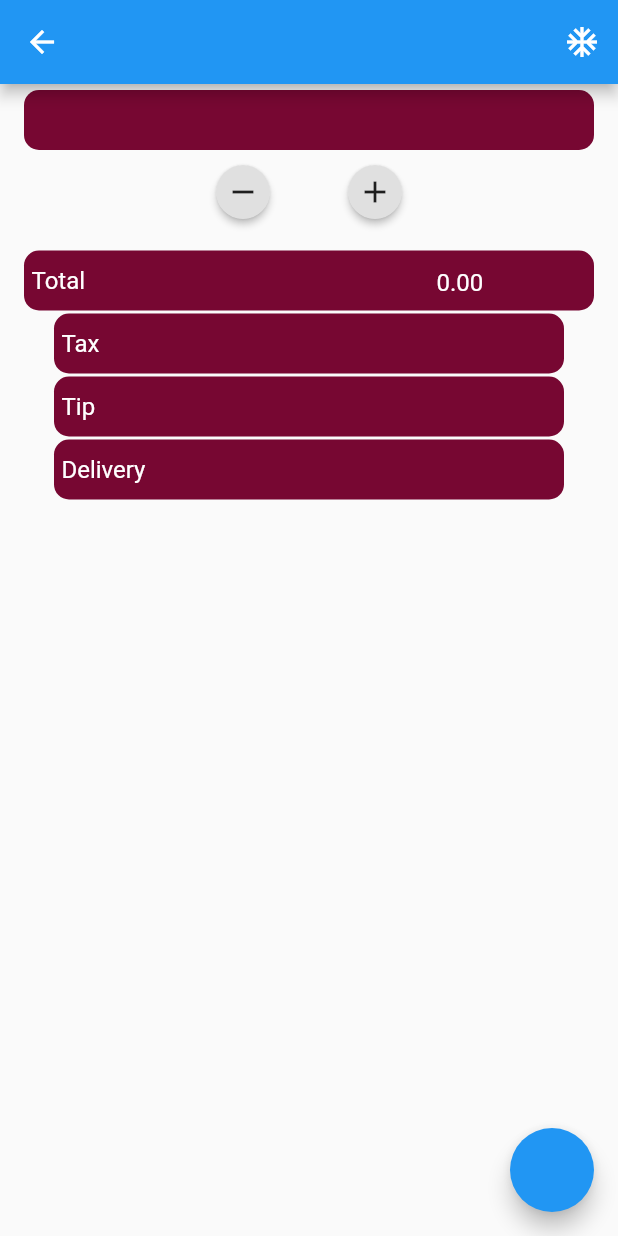
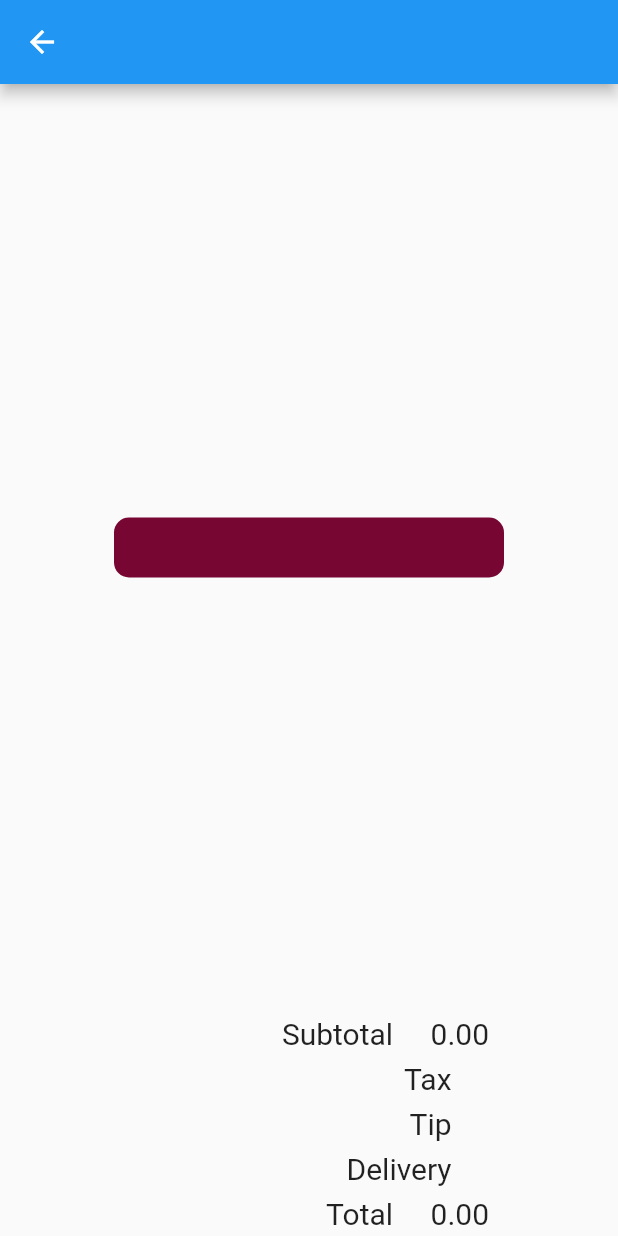
Before and after one commit to RobertKats/BreadSlice, a Flutter app: the MyForum screen opened by its route, after a tap on the "ac unit" icon, on a phone screen of 412 x 824 dp. Run offline on Flutter 3.47's test engine with Material 2 defaults, Android fonts, the phone set to English and light mode, and no system bars.

Commit message:
created new page

```diff
--- a/lib/main.dart
+++ b/lib/main.dart
@@ -3,6 +3,8 @@ import 'package:flutter/material.dart';
 import 'package:breadslice/Design.dart';
 import 'package:breadslice/testingPage.dart';
 import 'package:breadslice/myForum.dart';
+import 'package:breadslice/summary.dart';
+
 
 void main() => runApp(MyApp());
 
@@ -11,11 +13,13 @@ class MyApp extends StatelessWidget {
     '/': (BuildContext context) => new Router(),
     '/Design': (BuildContext context) => new Design(),
     '/forum': (BuildContext context) => new MyForum(),
+    '/summary': (BuildContext context) => new Summary(),
   };
   // This widget is the root of your application.
   @override
   Widget build(BuildContext context) {
       return MaterialApp(
+          debugShowCheckedModeBanner: false,
           routes: routes,
           title: 'IOU',
           //theme: ThemeData(
--- a/lib/myForum.dart
+++ b/lib/myForum.dart
@@ -1,7 +1,9 @@
 import 'package:breadslice/widgets/TotalField.dart';
+import 'package:breadslice/widgets/userSummary.dart';
 import 'package:flutter/material.dart';
 import 'package:breadslice/widgets/itemField.dart';
 import 'package:breadslice/widgets/userField.dart';
+import 'package:breadslice/summary.dart';
 
 
 class UserData{
@@ -19,6 +21,7 @@ class TotalData{
     TextEditingController tax = new TextEditingController();
     TextEditingController tip = new TextEditingController();
     TextEditingController delivery = new TextEditingController();
+    String subTotal;
 }
 
 class MyForum extends StatefulWidget{
@@ -30,13 +33,16 @@ class MyForumState extends State<MyForum>{
 
   List<ItemData> itemList = new List<ItemData>();
   TotalData totalData = new TotalData();
+   //List<Users> users = new List<Users>();
+   Map<String,double> users = new Map<String,double>();
+
   @override
   void initState() {
     itemList.add(ItemData());
     super.initState();
   }
   void _update(){
-        Calculations(itemList,totalData).calculate();
+        Calculations(itemList,totalData,users).calculate();
         // setState(() {
 
         // });
@@ -52,8 +58,11 @@ class MyForumState extends State<MyForum>{
           IconButton(
             icon: Icon(Icons.ac_unit),
             onPressed: (){
-                _update();
-                setState(() {});
+                Navigator.push(context, MaterialPageRoute(
+                  builder: (context) => Summary(users: users, totalData: totalData,),
+                ));
+                //_update();
+                //setState(() {});
             },
           ),
         ],
@@ -167,7 +176,9 @@ class Calculations{
 
   List<ItemData> itemList;
   TotalData totalData;
-  Calculations(this.itemList,this.totalData);
+  Map<String,double> users;
+
+  Calculations(this.itemList,this.totalData,this.users);
 
   double _getTaxPer(double subTotal){
     if(subTotal <= 0){
@@ -210,12 +221,16 @@ class Calculations{
           return totalUserCount;
       }
   void calculate(){
+    users.clear();
+   //users = new Map<String,double>();
+
     print("cal");
       double subTotal = _getSubTotal();
+      totalData.subTotal = subTotal.toStringAsFixed(2);
       double tax = _getTaxPer(subTotal);
       double trueTotal = 0;
       int totalUserCount = _getTotalUserCount();
-      print("tot: $subTotal, Tax: $tax");
+      //print("tot: $subTotal, Tax: $tax");
 
       for (var item in itemList) {
         if(item.subList.isEmpty){
@@ -233,13 +248,16 @@ class Calculations{
         userPrice = price/userCount;
         userPrice += (userPrice * tax);
         if(totalUserCount != 0){
-            print("t: $totalUserCount");
+            //print("t: $totalUserCount");
            userPrice +=  _textToDouble(totalData.tip)/totalUserCount;
            userPrice +=  _textToDouble(totalData.delivery)/totalUserCount;
         }
         //print(" ${item.item.text} :   $userPrice");
         for (var user in item.subList) {
+         // print("${user.user.text}: ${user.price}");
           user.price =  userPrice.toStringAsFixed(2);
+          if( users[user.user.text] == null) users[user.user.text] = userPrice;
+          else users[user.user.text] += userPrice;
           trueTotal += userPrice;
         }
       }
--- /dev/null
+++ b/lib/summary.dart
@@ -0,0 +1,37 @@
+import 'package:breadslice/widgets/totalSummary.dart';
+import 'package:flutter/material.dart';
+import 'package:breadslice/myForum.dart';
+import 'package:breadslice/widgets/userSummary.dart';
+
+
+class Summary extends StatelessWidget{
+
+    final TotalData totalData;
+    //final List<Users> users;
+    final Map<String,double> users;
+    Summary({this.totalData,this.users});
+
+  @override
+  Widget build(BuildContext context) {
+        return Scaffold(
+            appBar: new AppBar(),
+           // backgroundColor: Colors.red,
+            body:  Column(
+              children: <Widget>[
+                Flexible(
+                    child:UserSummary(users) ,
+                ),
+
+                  TotalSummary(
+                    tax: totalData.tax.text,
+                    tip: totalData.tip.text,
+                    delivery: totalData.delivery.text,
+                    total: totalData.total.text,
+                    subtotal: totalData.subTotal,
+                  )
+              ],
+            ),
+        );
+      }
+
+}
--- a/lib/widgets/itemField.dart
+++ b/lib/widgets/itemField.dart
@@ -92,7 +92,7 @@ class ItemField extends StatelessWidget {
           child: TextField(
             readOnly: readOnlyPrice,
             controller: price,
-            keyboardType: TextInputType.number,
+            keyboardType: TextInputType.numberWithOptions(decimal: true),
             style: TextStyle(
              color: Colors.white
               ),
--- /dev/null
+++ b/lib/widgets/totalSummary.dart
@@ -0,0 +1,77 @@
+import 'package:flutter/material.dart';
+
+
+
+class TotalSummary extends StatelessWidget{
+
+
+  final String subtotal;
+  final String tax;
+  final String tip;
+  final String delivery;
+  final String total;
+
+  TotalSummary({Key key, this.subtotal, this.tax, this.tip, this.delivery, this.total}) : super(key: key);
+
+
+  @override
+  Widget build(BuildContext context) {
+
+    return _total();
+  }
+  Widget _total(){
+      return Container(
+           constraints: BoxConstraints(
+            maxWidth: 260,
+            minWidth: 40,
+            minHeight: 40,
+           // maxHeight: 40,
+        ),
+        decoration: BoxDecoration(
+          //color: Color(0xFF770732),
+          //border: Border.all(),
+        ),
+        child: _info() ,
+      );
+  }
+  Widget _info(){
+      return Column(
+        children: <Widget>[
+            _infoRow("Subtotal",subtotal),
+            _infoRow("Tax",tax),
+            _infoRow("Tip",tip),
+            _infoRow("Delivery",delivery),
+            _infoRow("Total", total),
+        ],
+      );
+  }
+
+  Widget _infoRow(String item, String price){
+    return Row(
+      mainAxisAlignment: MainAxisAlignment.end,
+
+      children: <Widget>[
+        Padding(padding: EdgeInsets.only(top: 30) ,),
+
+        Text(item,
+          style: TextStyle(
+              fontSize: 20
+          ),
+        ),
+        Padding(padding: EdgeInsets.only(right: 25) ,),
+
+        Padding(
+          padding: EdgeInsets.only(right: 10),
+          child: Text(price,
+                  style: TextStyle(
+                        fontSize: 20
+                    ),)
+        ,),
+
+
+      ],
+    );
+  }
+
+
+}
--- /dev/null
+++ b/lib/widgets/userSummary.dart
@@ -0,0 +1,95 @@
+import 'package:flutter/material.dart';
+import "package:breadslice/myForum.dart";
+
+
+
+
+
+class UserSummary extends StatelessWidget{
+
+  //final List<Users> users;
+    final Map<String,double> users;
+   UserSummary(this.users);
+  @override
+  Widget build(BuildContext context) {
+    return Center(child:_userBubble());
+  }
+
+  Widget _userBubble(){
+      return Container(
+        constraints: BoxConstraints(
+            maxWidth: 260,
+            minWidth: 40,
+            minHeight: 40,
+           // maxHeight: 40,
+        ),
+        decoration: BoxDecoration(
+          color: Color(0xFF770732),
+          borderRadius: BorderRadius.all(Radius.circular(10)),
+          //border: Border.all(),
+        ),
+        child: _summery(),
+      );
+  }
+  Widget _summery(){
+    List<String> userNames = users.keys.toList();
+      return ListView.builder(
+        shrinkWrap: true,
+        itemBuilder: (context,i){
+          if(i==0) return Padding(padding: EdgeInsets.only(top: 10),
+            child: _userSum(userNames[i],users[userNames[i]]),
+          );
+          if(i==users.length-1) return Padding(padding: EdgeInsets.only(bottom: 10),
+            child: _userSum(userNames[i],users[userNames[i]]),
+          );
+          return _userSum(userNames[i],users[userNames[i]]);
+        },
+        itemCount: userNames.length ,
+
+      );
+  }
+  Widget _userSum(String user,double price){
+      return Row(
+        mainAxisAlignment: MainAxisAlignment.spaceBetween,
+        children: <Widget>[
+          Container(
+            alignment: Alignment.centerLeft,
+            padding: EdgeInsets.only(left: 10),
+            decoration: BoxDecoration(
+           // color: Colors.red,
+           // border: Border.all(),
+            ),
+            constraints: BoxConstraints(
+            maxWidth: 140,
+            minWidth: 140,
+            //minHeight: 20,
+            //maxHeight: 20,
+            ),
+            child: _user(user) ,
+          ),
+         Container(
+        padding: EdgeInsets.only(right: 10) ,
+        child: _price(price),
+    ),
+        ],
+      );
+  }
+
+  Widget _user(String user){
+      return Text(user,
+        style: TextStyle(
+            color: Colors.white,
+            fontSize: 20,
+        ),
+      );
+  }
+  Widget _price(double price){
+    return Text(price.toStringAsFixed(2),
+        style: TextStyle(
+            color: Colors.white,
+            fontSize: 20,
+        ),
+      );
+  }
+
+}
```
Also changed, not shown: lib/design.dart (+14 -1 lines).
